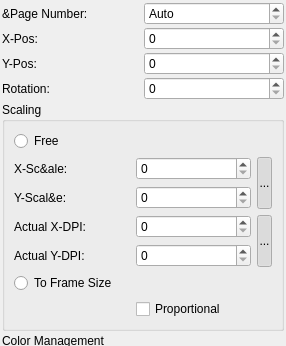
Before: the Qt Designer form scribus/ui/propertiespalette_imagebase.ui in scribusproject/scribus, drawn with Qt 5; both pictures show x 0 to 286 and y 0 to 346 of the 286 by 617 pixel window.
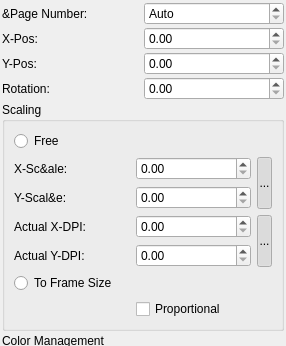
After: the same form once the commit is applied. Custom widgets are drawn as their Qt base class.

Commit message: fix incorrect inheritance info for ScrSpinBox in some ui files

The edit to the form file:
```diff
--- a/scribus/ui/propertiespalette_imagebase.ui
+++ b/scribus/ui/propertiespalette_imagebase.ui
@@ -344,8 +344,8 @@
  <customwidgets>
   <customwidget>
    <class>ScrSpinBox</class>
-   <extends>QSpinBox</extends>
-   <header location="global">ui/scrspinbox.h</header>
+   <extends>QDoubleSpinBox</extends>
+   <header>ui/scrspinbox.h</header>
   </customwidget>
   <customwidget>
    <class>LinkButton</class>
```
The commit also changes 1 other file.
